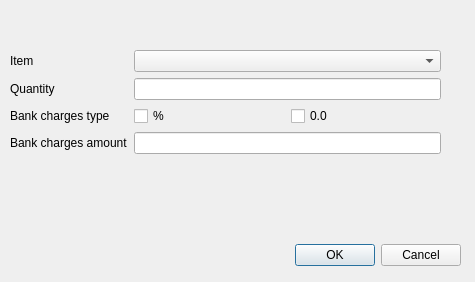
First picture: the form in report/accounting/asset_management/ch.banana.stocks.sales.ui, repository BananaAccounting/Universal, before the edit.
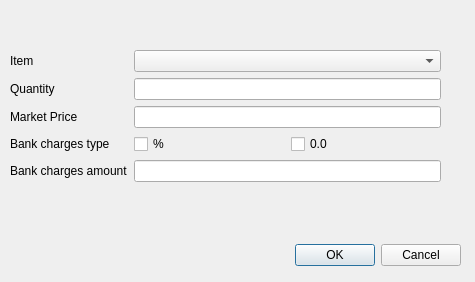
Second picture: the form after the edit.

Commit message:
Update asset management project
-updates ch.banana.shares.sales.operation.js extension
-creates new setting dialog
-updates sales dialog
-rename extension

What changed in the file:
```diff
--- a/report/accounting/asset_management/ch.banana.stocks.sales.ui
+++ b/report/accounting/asset_management/ch.banana.stocks.sales.ui
@@ -53,7 +53,7 @@
       </property>
      </widget>
     </item>
-    <item row="2" column="0">
+    <item row="3" column="0">
      <widget class="QLabel" name="bank_charges_type_label">
       <property name="text">
        <string>Bank charges type</string>
@@ -66,7 +66,7 @@
     <item row="1" column="1">
      <widget class="QLineEdit" name="quantity_lineEdit"/>
     </item>
-    <item row="2" column="1">
+    <item row="3" column="1">
      <layout class="QHBoxLayout" name="horizontalLayout_2">
       <item>
        <widget class="QCheckBox" name="perc_checkBox">
@@ -84,15 +84,25 @@
       </item>
      </layout>
     </item>
-    <item row="3" column="0">
+    <item row="4" column="1">
+     <widget class="QLineEdit" name="bank_charges_amount_lineEdit"/>
+    </item>
+    <item row="4" column="0">
      <widget class="QLabel" name="bank_charges_amount_label">
       <property name="text">
        <string>Bank charges amount</string>
       </property>
      </widget>
     </item>
-    <item row="3" column="1">
-     <widget class="QLineEdit" name="bank_charges_amount_lineEdit"/>
+    <item row="2" column="0">
+     <widget class="QLabel" name="marketPrice_label">
+      <property name="text">
+       <string>Market Price</string>
+      </property>
+     </widget>
+    </item>
+    <item row="2" column="1">
+     <widget class="QLineEdit" name="marketPrice_lineEdit"/>
     </item>
    </layout>
   </widget>
```
The commit also changes 2 other files.
